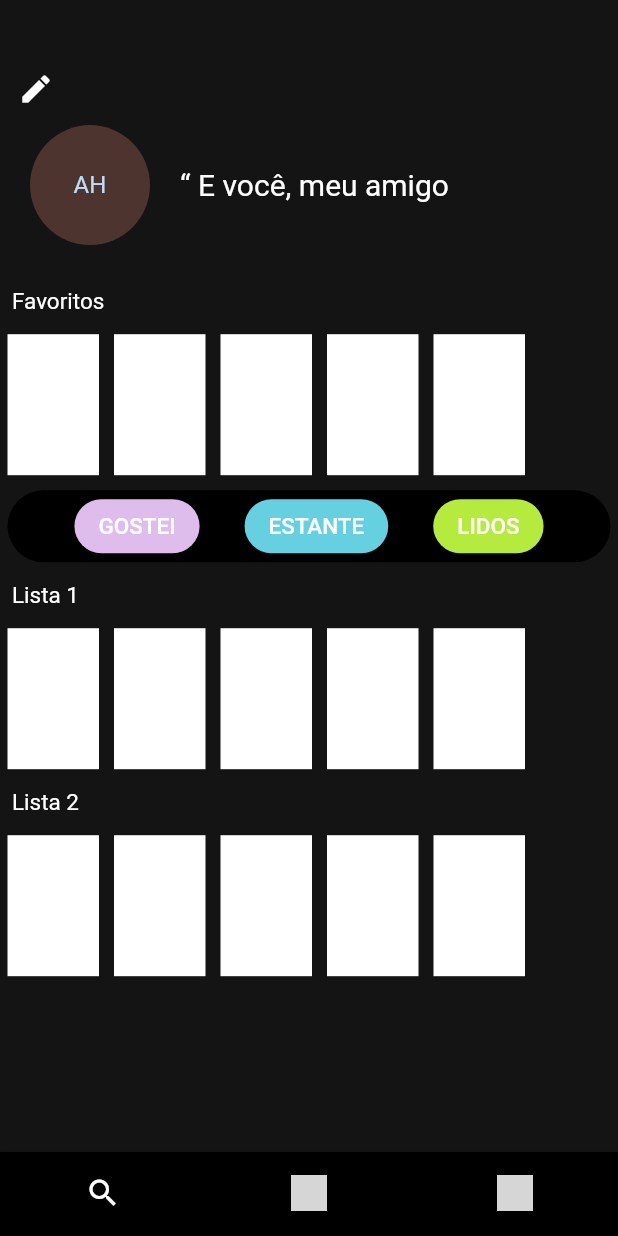
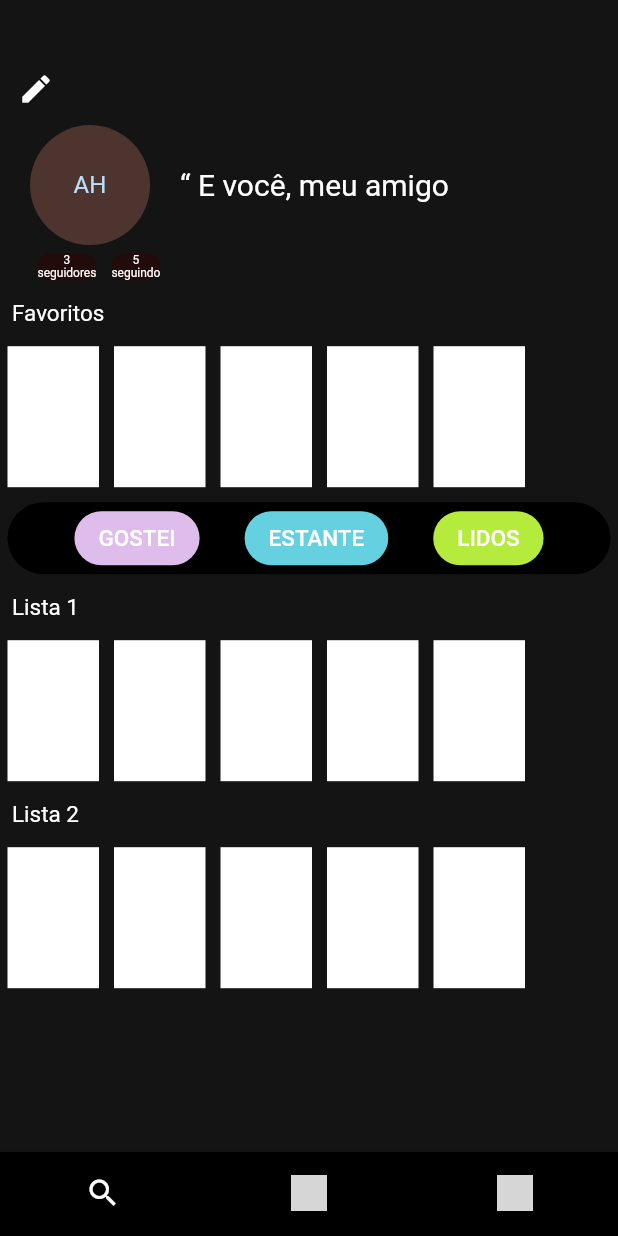
Before and after one commit to book-box/bookbox, a Flutter app: the screen it shows after launch, on a phone screen of 412 x 824 dp. Run offline on Flutter 3.47's test engine with Material 2 defaults, Android fonts, the phone set to English and light mode, and no system bars; grey boxes are pictures that could not be loaded.

Commit message:
adição de seguidores/seguindo

```diff
--- a/lib/perfil.dart
+++ b/lib/perfil.dart
@@ -4,6 +4,7 @@ import 'package:bookbox/lista.dart';
 import 'package:bookbox/botoes_perfil.dart';
 import 'package:bookbox/personal_info.dart';
 import 'package:bookbox/navbar.dart';
+import 'package:bookbox/seguidores.dart';
 
 class Perfil extends StatelessWidget {
   const Perfil({Key? key}) : super(key: key);
@@ -31,7 +32,7 @@ class Perfil extends StatelessWidget {
               ),
             ),
             PersonalInfo(),
-            SizedBox(height: 20),
+            Seguidores(),
             Lista('Favoritos'),
             BotoesPerfil(),
             Lista('Lista 1'),
--- /dev/null
+++ b/lib/seguidores.dart
@@ -0,0 +1,53 @@
+import 'package:flutter/material.dart';
+
+class Seguidores extends StatelessWidget{
+  const Seguidores({super.key});
+
+  @override
+  Widget build(context){
+    return const Row(
+      mainAxisAlignment: MainAxisAlignment.start,
+      children: [
+        SizedBox(width: 20),
+        SeguiContainer('3', 'seguidores'),
+        SeguiContainer('5', 'seguindo'),
+      ],
+    );
+  }
+}
+
+class SeguiContainer extends StatelessWidget{
+  const SeguiContainer(this.num, this.segui, {super.key});
+
+  final String num;
+  final String segui;
+
+  @override
+  Widget build(context){
+    return Container(
+      margin: const EdgeInsets.all(5),
+      decoration: BoxDecoration(
+        color:const Color.fromARGB(255, 34, 11, 11),
+        borderRadius: BorderRadius.circular(8),
+      ),
+      child: Column(
+        children: [
+          Text(
+            num,
+            style: const TextStyle(
+              fontSize: 8,
+              color: Colors.white,
+            )
+          ),
+          Text(
+            segui,
+            style: const TextStyle(
+              fontSize: 8,
+              color: Colors.white,
+            ),
+          ),
+        ],
+      ),
+    );
+  }
+}
```
